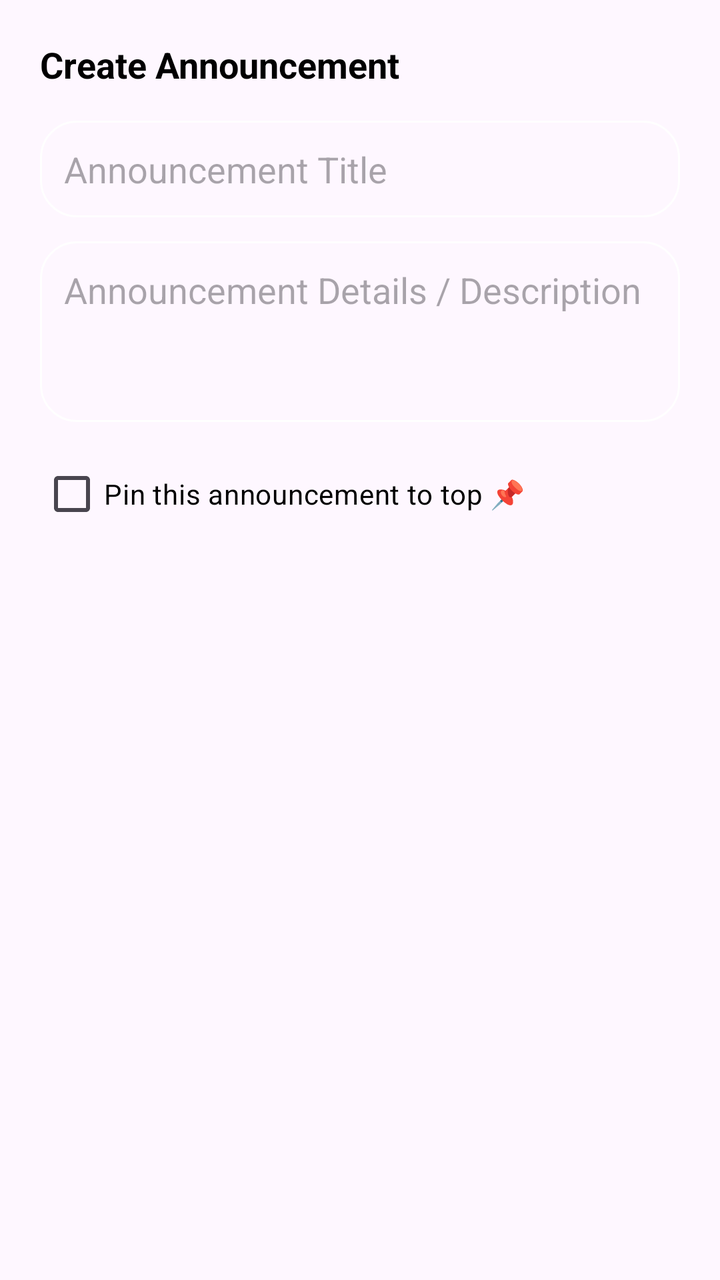
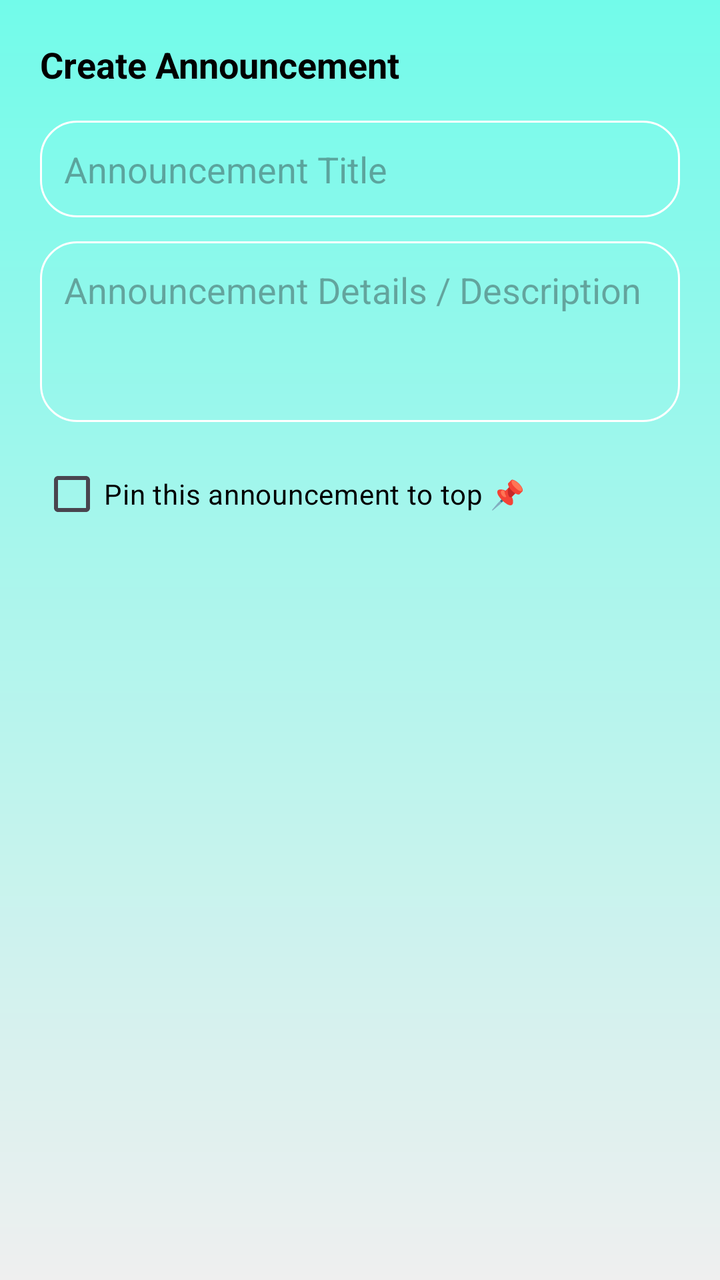

The first picture is an Android layout as it rendered before a commit; the second is the same layout after the commit. The layout source and the unified diff follow.
<!-- AndroidManifest.xml: application theme Theme.IServeKo -->
<!-- res/layout/dialog_add_announcement.xml -->
<?xml version="1.0" encoding="utf-8"?>
<LinearLayout xmlns:android="http://schemas.android.com/apk/res/android"
    android:layout_width="match_parent"
    android:layout_height="wrap_content"
    android:orientation="vertical"
    android:padding="20dp">

    <TextView
        android:id="@+id/dialogTitle"
        android:layout_width="wrap_content"
        android:layout_height="wrap_content"
        android:text="Create Announcement"
        android:textSize="18sp"
        android:textStyle="bold"
        android:textColor="#000000"
        android:layout_marginBottom="16dp" />

    <EditText
        android:id="@+id/inputAnnTitle"
        android:layout_width="match_parent"
        android:layout_height="wrap_content"
        android:hint="Announcement Title"
        android:inputType="textCapSentences"
        android:minHeight="48dp"
        android:padding="12dp"
        android:background="@drawable/rounded"
        android:layout_marginBottom="12dp" />

    <EditText
        android:id="@+id/inputAnnDesc"
        android:layout_width="match_parent"
        android:layout_height="wrap_content"
        android:hint="Announcement Details / Description"
        android:inputType="textMultiLine"
        android:minLines="3"
        android:gravity="top|start"
        android:padding="12dp"
        android:background="@drawable/rounded"
        android:layout_marginBottom="12dp" />

    <CheckBox
        android:id="@+id/chkPinned"
        android:layout_width="wrap_content"
        android:layout_height="wrap_content"
        android:text="Pin this announcement to top 📌"
        android:textColor="#000000" />

</LinearLayout>
<!-- resources referenced by this layout -->
<resources>
  <!-- drawable rounded (drawable) -->
  <?xml version="1.0" encoding="utf-8"?>
  <shape xmlns:android="http://schemas.android.com/apk/res/android"
      android:shape="rectangle">
      <corners android:radius="18dp"/>
      <stroke android:width="1dp" android:color="@color/white"/>
  </shape>
  <style name="Theme.IServeKo" parent="Base.Theme.IServeKo" />
  <color name="white">#FFFFFFFF</color>
  <style name="Base.Theme.IServeKo" parent="Theme.Material3.DayNight.NoActionBar">
          
          
      </style>
</resources>

<!-- the commit's change to res/layout/dialog_add_announcement.xml (unified diff, before → after) -->
@@ -3,7 +3,9 @@
     android:layout_width="match_parent"
     android:layout_height="wrap_content"
     android:orientation="vertical"
-    android:padding="20dp">
+    android:padding="20dp"
+    android:background="@drawable/designbrg"
+    >
 
     <TextView
         android:id="@+id/dialogTitle"
<!-- resource entries referenced after the edit -->
@@ -1,5 +1,11 @@
 <!-- resources referenced by this layout -->
 <resources>
+  <!-- drawable designbrg (drawable) -->
+  <?xml version="1.0" encoding="utf-8"?>
+  <shape xmlns:android="http://schemas.android.com/apk/res/android">
+       <gradient android:type = "linear" android:angle="100"
+           android:startColor="#72FBEA" android:endColor="#EFEFEF"/>
+  </shape>
   <!-- drawable rounded (drawable) -->
   <?xml version="1.0" encoding="utf-8"?>
   <shape xmlns:android="http://schemas.android.com/apk/res/android"
